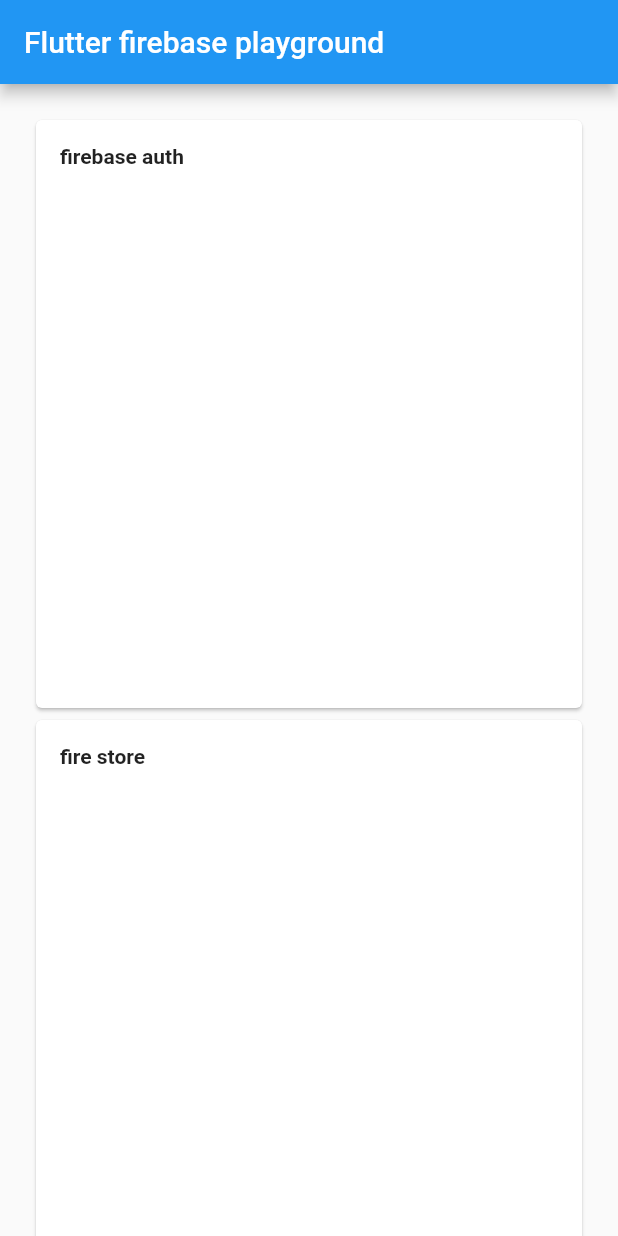
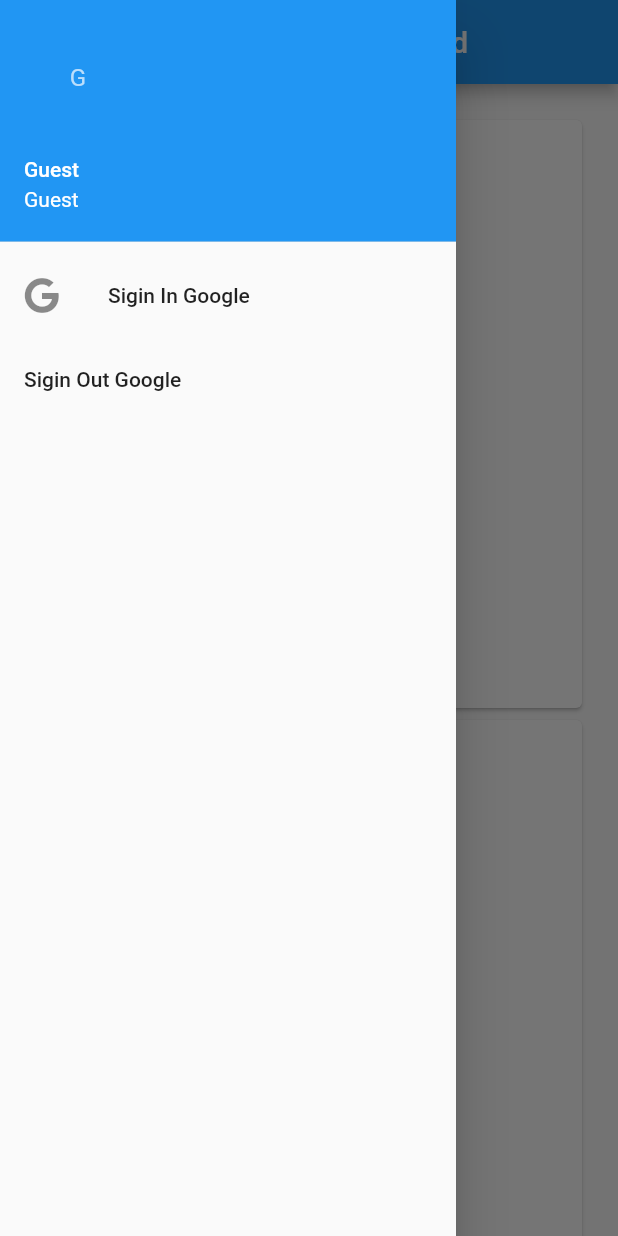
Before and after one commit to nasum/flutter_firebase_playground, a Flutter app: the screen it shows after launch, with the side drawer open (before the commit the screen has no drawer), on a phone screen of 412 x 824 dp. Run offline on Flutter 3.47's test engine with Material 2 defaults, Android fonts, the phone set to English and light mode, and no system bars; our stand-ins replace firebase_auth, font_awesome_flutter, google_sign_in; accounts and stored records are empty.

```diff
--- a/lib/main.dart
+++ b/lib/main.dart
@@ -1,31 +1,27 @@
+import 'dart:async';
 import 'package:flutter/material.dart';
+import 'package:google_sign_in/google_sign_in.dart';
+import 'package:firebase_auth/firebase_auth.dart';
+import 'package:font_awesome_flutter/font_awesome_flutter.dart';
 
-void main() => runApp(new MyApp());
+final FirebaseAuth _auth = FirebaseAuth.instance;
+final GoogleSignIn _googleSignIn = new GoogleSignIn();
 
-class MyApp extends StatelessWidget {
-  // This widget is the root of your application.
-  @override
-  Widget build(BuildContext context) {
-    return new MaterialApp(
-      title: 'Flutter Demo',
-      theme: new ThemeData(
-        primarySwatch: Colors.blue,
-      ),
-      home: new MyHomePage(title: 'Flutter Demo Home Page'),
-    );
-  }
-}
+void main() => runApp(new MyHomePage());
 
 class MyHomePage extends StatefulWidget {
-  MyHomePage({Key key, this.title}) : super(key: key);
-
-  final String title;
-
   @override
   _MyHomePageState createState() => new _MyHomePageState();
 }
 
 class _MyHomePageState extends State<MyHomePage> {
+  FirebaseUser user;
+
+  @override
+  initState() {
+    super.initState();
+  }
+
   @override
   Widget build(BuildContext context) {
     return new MaterialApp(
@@ -33,6 +29,7 @@ class _MyHomePageState extends State<MyHomePage> {
             appBar: new AppBar(
               title: new Text('Flutter firebase playground'),
             ),
+            drawer: _createDrawer(user),
             body: new ListView(
                 shrinkWrap: true,
                 padding: const EdgeInsets.all(20.0),
@@ -73,4 +70,57 @@ class _MyHomePageState extends State<MyHomePage> {
                               ])))
                 ])));
   }
+
+  void _handleSignIn() async {
+    GoogleSignInAccount googleUser = await _googleSignIn.signIn();
+    GoogleSignInAuthentication googleAuth = await googleUser.authentication;
+    FirebaseUser siginUser = await _auth.signInWithGoogle(
+      accessToken: googleAuth.accessToken,
+      idToken: googleAuth.idToken,
+    );
+    setState(() {
+      user = siginUser;
+    });
+  }
+
+  void _handleSignOut() {
+    _auth.signOut();
+    setState(() {
+      user = null;
+    });
+  }
+
+  Widget _createDrawer(FirebaseUser user) {
+    Text displayName = new Text('Guest');
+    Text email = new Text('Guest');
+    CircleAvatar avator = new CircleAvatar(
+      backgroundColor: Colors.blue,
+      child: new Text('G'),
+    );
+
+    if (user != null) {
+      displayName = new Text(user.displayName);
+      email = new Text(user.email);
+      avator =
+          new CircleAvatar(backgroundImage: new NetworkImage(user.photoUrl));
+    }
+    return new Drawer(
+        child: new ListView(
+      children: <Widget>[
+        new UserAccountsDrawerHeader(
+            accountName: displayName,
+            accountEmail: email,
+            currentAccountPicture: avator),
+        new ListTile(
+          title: new Text('Sigin In Google'),
+          leading: new Icon(FontAwesomeIcons.google),
+          onTap: _handleSignIn,
+        ),
+        new ListTile(
+          title: new Text('Sigin Out Google'),
+          onTap: _handleSignOut,
+        )
+      ],
+    ));
+  }
 }
--- a/pubspec.yaml
+++ b/pubspec.yaml
@@ -8,6 +8,9 @@ dependencies:
   # The following adds the Cupertino Icons font to your application.
   # Use with the CupertinoIcons class for iOS style icons.
   cupertino_icons: ^0.1.0
+  firebase_auth: ^0.5.3
+  google_sign_in: ^3.0.0
+  font_awesome_flutter: ^6.0.0
 
 dev_dependencies:
   flutter_test:
```
Also changed, not shown: pubspec.lock, 6 other files.
